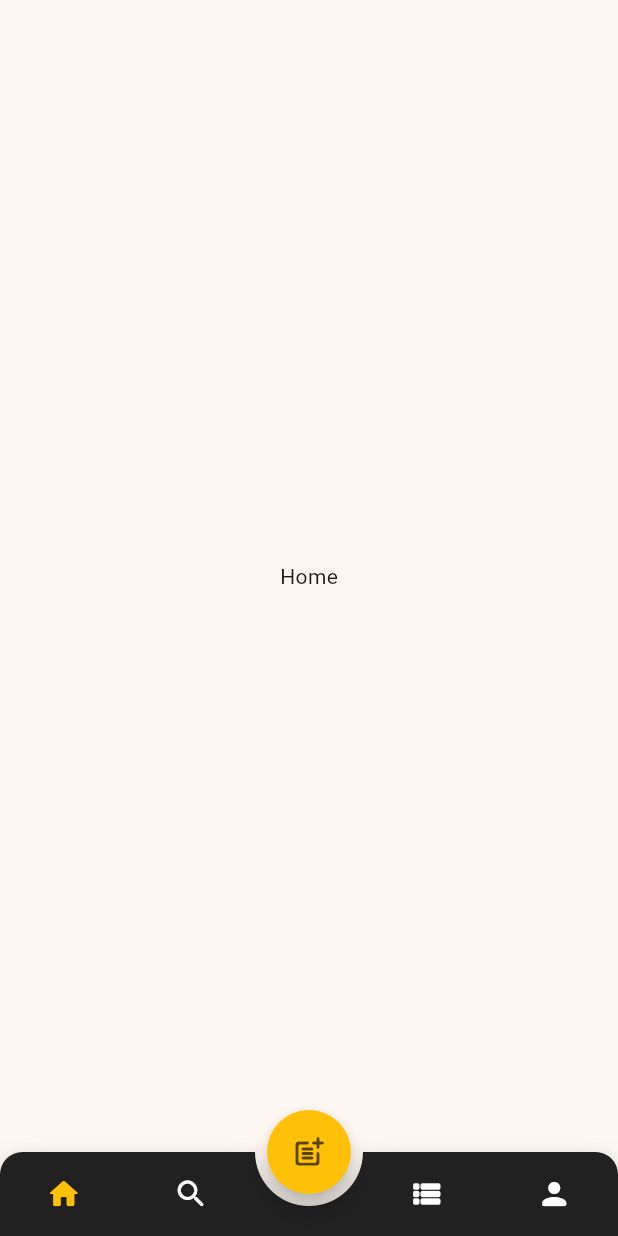
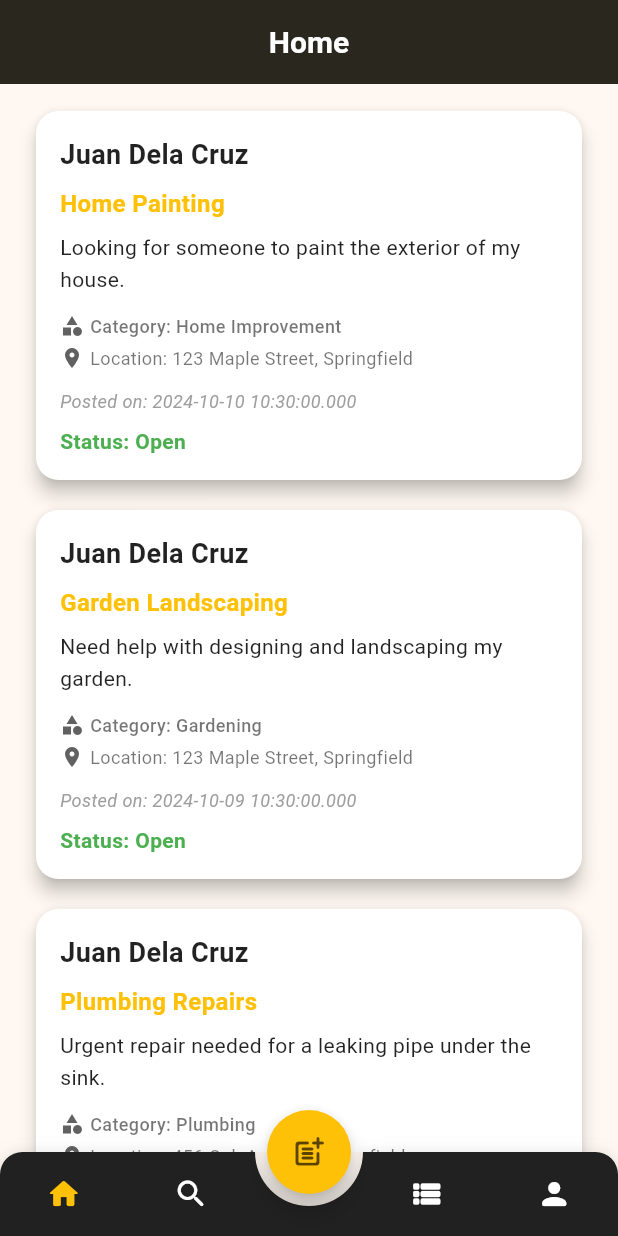
Before and after one commit to DirkSteven/JobBili, a Flutter app: the screen it shows after launch, on a phone screen of 412 x 824 dp. Run offline on Flutter 3.47's test engine with Material 3 defaults, Android fonts, the phone set to English and light mode, and no system bars; drawn by our look-alikes of animated_bottom_navigation_bar; Roboto replaces fonts that are missing (Montserrat).

Commit message:
feat: add service post model and widget

```diff
--- /dev/null
+++ b/lib/dummy/service_posts_data.dart
@@ -0,0 +1,59 @@
+import '../models/service_post.dart';
+
+List<ServicePost> servicePostsDummyData = [
+    ServicePost(
+      'sp1',
+      'user1',
+      'Juan Dela Cruz',
+      'Home Painting',
+      'Looking for someone to paint the exterior of my house.',
+      'Home Improvement',
+      '123 Maple Street, Springfield',
+      DateTime.now().subtract(Duration(days: 1)).toString(),
+      true,
+    ),
+    ServicePost(
+      'sp2',
+      'user1',
+      'Juan Dela Cruz',
+      'Garden Landscaping',
+      'Need help with designing and landscaping my garden.',
+      'Gardening',
+      '123 Maple Street, Springfield',
+      DateTime.now().subtract(Duration(days: 2)).toString(),
+      true,
+    ),
+    ServicePost(
+      'sp3',
+      'user2',
+      'Juan Dela Cruz',
+      'Plumbing Repairs',
+      'Urgent repair needed for a leaking pipe under the sink.',
+      'Plumbing',
+      '456 Oak Avenue, Springfield',
+      DateTime.now().toString(),
+      true,
+    ),
+    ServicePost(
+      'sp4',
+      'user2',
+      'Juan Dela Cruz',
+      'Electrical Wiring',
+      'Install new electrical wiring in the living room.',
+      'Electrical',
+      '456 Oak Avenue, Springfield',
+      DateTime.now().subtract(Duration(days: 3)).toString(),
+      true,
+    ),
+    ServicePost(
+      'sp5',
+      'user1',
+      'Juan Dela Cruz',
+      'Roof Repair',
+      'Repair needed for a damaged section of the roof.',
+      'Home Improvement',
+      '123 Maple Street, Springfield',
+      DateTime.now().subtract(Duration(days: 5)).toString(),
+      false,
+    ),
+  ];
--- /dev/null
+++ b/lib/models/service_post.dart
@@ -0,0 +1,23 @@
+class ServicePost {
+  String serviceId;
+  String userId;
+  String userDisplayName;
+  String title;
+  String content;
+  String category;
+  String location;
+  String dateTime;
+  bool isOpen;
+
+  ServicePost(
+    this.serviceId,
+    this.userId,
+    this.userDisplayName,
+    this.title,
+    this.content,
+    this.category,
+    this.location,
+    this.dateTime,
+    this.isOpen
+  );
+}
--- a/lib/pages/home_page.dart
+++ b/lib/pages/home_page.dart
@@ -1,12 +1,41 @@
 import 'package:flutter/material.dart';
+import 'package:million_dollar_startup/widgets/service_post_card.dart';
+import '../dummy/service_posts_data.dart';
 
 class HomePage extends StatelessWidget {
   const HomePage({super.key});
 
   @override
   Widget build(BuildContext context) {
-    return Center(
-      child: Text("Home"),
+
+    List<ServicePostCard> servicePostCards = servicePostsDummyData.map((servicePost) {
+      return ServicePostCard(servicePostData: servicePost);
+    }).toList();
+
+    return Scaffold(
+      // AppBar with amber, grey[900], and white theme, and Drawer widget
+      appBar: AppBar(
+        title: const Text(
+          "Home",
+          style: TextStyle(
+            fontFamily: 'Montserrat', // Custom font if needed
+            fontWeight: FontWeight.w600,
+            fontSize: 20,
+            color: Colors.white, // White title text
+          ),
+        ),
+        centerTitle: true, // Centered title
+        backgroundColor: Colors.grey[900], // Grey[900] background color
+        elevation: 5, // Slight shadow effect
+      ),
+
+      body: ListView.builder(
+        padding: const EdgeInsets.all(8),
+        itemCount: servicePostCards.length,
+        itemBuilder: (context, index) {
+          return servicePostCards[index];
+        },
+      ),
     );
   }
 }
--- /dev/null
+++ b/lib/widgets/service_post_card.dart
@@ -0,0 +1,118 @@
+import 'package:flutter/material.dart';
+import '../models/service_post.dart';
+
+class ServicePostCard extends StatefulWidget {
+  final ServicePost servicePostData;
+
+  const ServicePostCard({required this.servicePostData, super.key});
+
+  @override
+  State<ServicePostCard> createState() => _ServicePostCardState();
+}
+
+class _ServicePostCardState extends State<ServicePostCard> {
+  @override
+  Widget build(BuildContext context) {
+    return Card(
+      shape: RoundedRectangleBorder(
+        borderRadius: BorderRadius.circular(15), // Rounded corners
+      ),
+      margin: const EdgeInsets.symmetric(horizontal: 16, vertical: 10),
+      elevation: 5, // Adds shadow
+      color: Colors.white, // Background color for the card
+      child: Padding(
+        padding: const EdgeInsets.all(16.0),
+        child: Column(
+          crossAxisAlignment: CrossAxisAlignment.start,
+          children: [
+            // User Display Name with Styling
+            Text(
+              widget.servicePostData.userDisplayName,
+              style: const TextStyle(
+                fontSize: 18,
+                fontWeight: FontWeight.bold,
+                color: Colors.black87, // Slightly softer black
+              ),
+            ),
+            const SizedBox(height: 8),
+
+            // Service Title
+            Text(
+              widget.servicePostData.title,
+              style: const TextStyle(
+                fontSize: 16,
+                fontWeight: FontWeight.bold,
+                color: Colors.amber,
+              ),
+            ),
+            const SizedBox(height: 8),
+
+            // Service Description
+            Text(
+              widget.servicePostData.content,
+              style: const TextStyle(
+                fontSize: 14,
+                color: Colors.black87,
+                height: 1.5, // Increases line height for readability
+              ),
+            ),
+            const SizedBox(height: 12),
+
+            // Category and Location
+            Row(
+              children: [
+                Icon(Icons.category, size: 16, color: Colors.grey[700]),
+                const SizedBox(width: 4),
+                Text(
+                  'Category: ${widget.servicePostData.category}',
+                  style: const TextStyle(
+                    fontSize: 12,
+                    fontWeight: FontWeight.w500,
+                    color: Colors.black54,
+                  ),
+                ),
+              ],
+            ),
+            const SizedBox(height: 4),
+
+            Row(
+              children: [
+                Icon(Icons.location_on, size: 16, color: Colors.grey[700]),
+                const SizedBox(width: 4),
+                Text(
+                  'Location: ${widget.servicePostData.location}',
+                  style: const TextStyle(
+                    fontSize: 12,
+                    color: Colors.black54,
+                  ),
+                ),
+              ],
+            ),
+            const SizedBox(height: 12),
+
+            // Date of Posting
+            Text(
+              'Posted on: ${widget.servicePostData.dateTime}',
+              style: const TextStyle(
+                fontSize: 12,
+                color: Colors.grey,
+                fontStyle: FontStyle.italic,
+              ),
+            ),
+            const SizedBox(height: 8),
+
+            // Status (Open/Closed)
+            Text(
+              widget.servicePostData.isOpen ? 'Status: Open' : 'Status: Closed',
+              style: TextStyle(
+                fontSize: 14,
+                color: widget.servicePostData.isOpen ? Colors.green : Colors.red,
+                fontWeight: FontWeight.bold,
+              ),
+            ),
+          ],
+        ),
+      ),
+    );
+  }
+}
```
